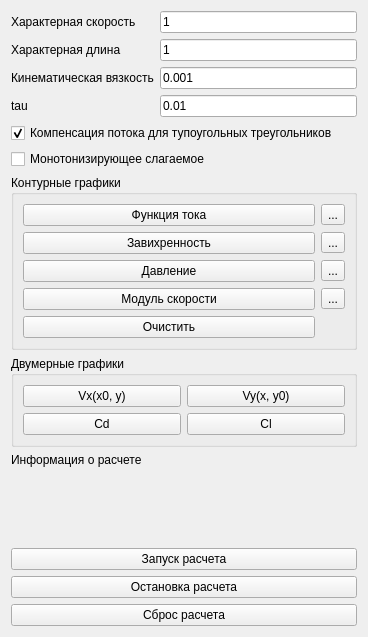
First picture: the form in source/q3main/q3calculuseditor.ui, repository messteno/Q3Solver, before the edit.
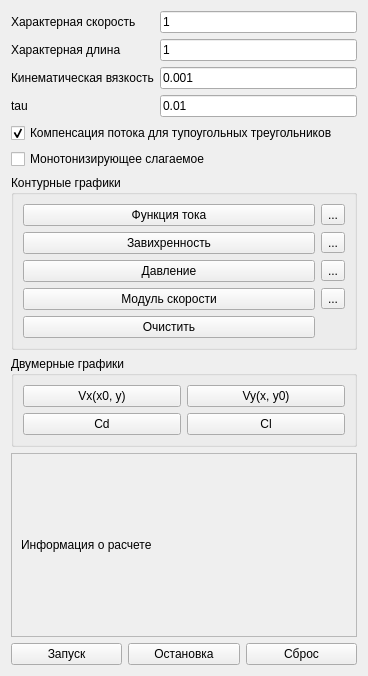
Second picture: the form after the edit.

Commit message: Rearrange items, fix errors

```diff
--- a/source/q3main/q3calculuseditor.ui
+++ b/source/q3main/q3calculuseditor.ui
@@ -7,7 +7,7 @@
     <x>0</x>
     <y>0</y>
     <width>368</width>
-    <height>637</height>
+    <height>676</height>
    </rect>
   </property>
   <property name="windowTitle">
@@ -210,45 +210,55 @@
     </widget>
    </item>
    <item>
+    <widget class="QScrollArea" name="scrollArea">
+     <property name="widgetResizable">
+      <bool>true</bool>
+     </property>
+     <widget class="QWidget" name="scrollAreaWidgetContents">
+      <property name="geometry">
+       <rect>
+        <x>0</x>
+        <y>0</y>
+        <width>348</width>
+        <height>134</height>
+       </rect>
+      </property>
+      <layout class="QVBoxLayout" name="verticalLayout_2">
+       <item>
     <widget class="QLabel" name="calcInfoLabel">
      <property name="text">
       <string>Информация о расчете</string>
      </property>
     </widget>
    </item>
-   <item>
-    <spacer name="verticalSpacer">
-     <property name="orientation">
-      <enum>Qt::Vertical</enum>
-     </property>
-     <property name="sizeHint" stdset="0">
-      <size>
-       <width>20</width>
-       <height>40</height>
-      </size>
-     </property>
-    </spacer>
+      </layout>
+     </widget>
+    </widget>
    </item>
+   <item>
+    <layout class="QHBoxLayout" name="actionLayout">
    <item>
     <widget class="QPushButton" name="startCalcButton">
      <property name="text">
-      <string>Запуск расчета</string>
+        <string>Запуск</string>
      </property>
     </widget>
    </item>
    <item>
     <widget class="QPushButton" name="stopCalcButton">
      <property name="text">
-      <string>Остановка расчета</string>
+        <string>Остановка</string>
      </property>
     </widget>
    </item>
    <item>
     <widget class="QPushButton" name="resetCalcButton">
      <property name="text">
-      <string>Сброс расчета</string>
-     </property>
-    </widget>
+        <string>Сброс</string>
+       </property>
+      </widget>
+     </item>
+    </layout>
    </item>
   </layout>
  </widget>
```
Lines whose indentation alone changed are shown as unchanged. The commit also changes 2 other files.
